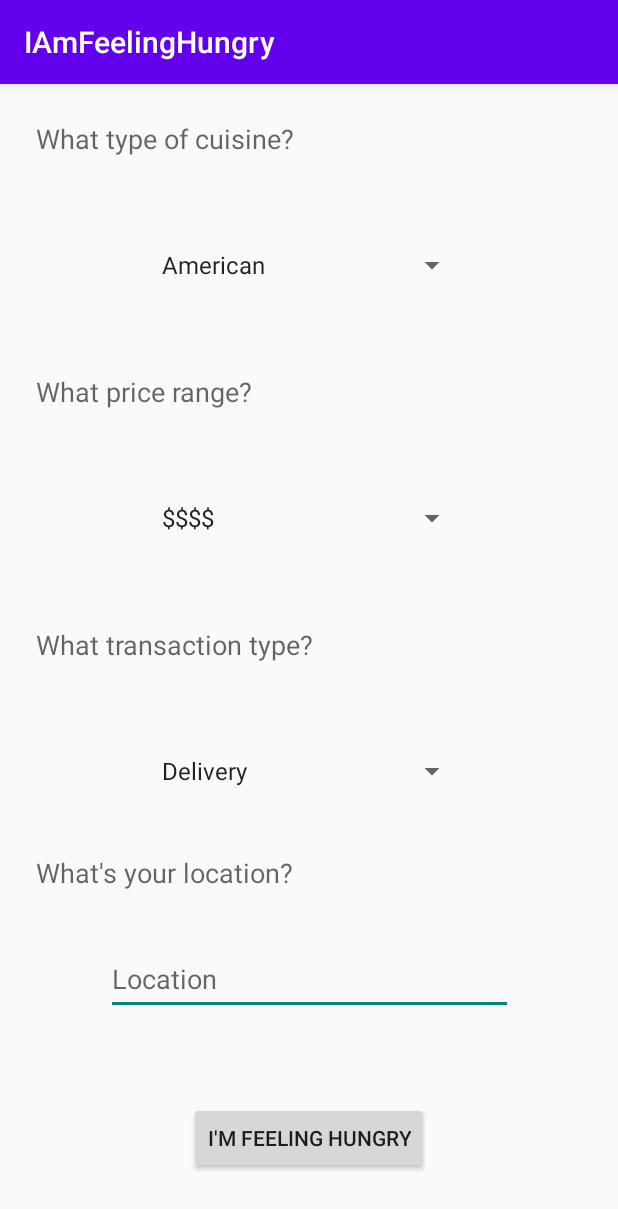
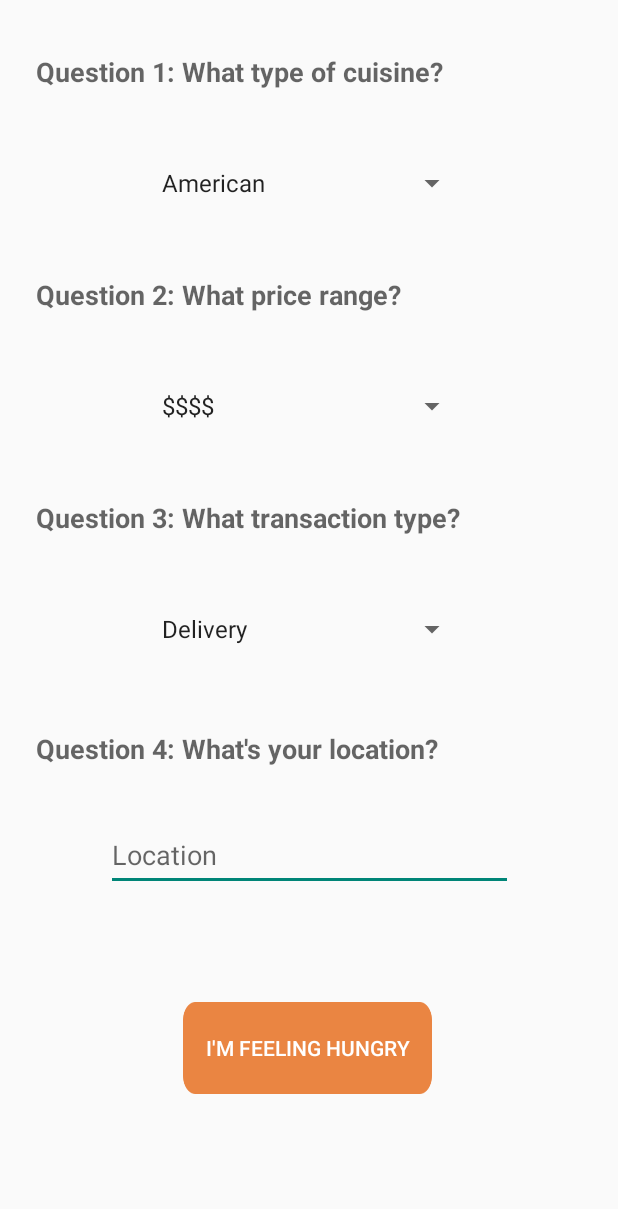
Before and after one commit to FarzanKh/I-Am-Feeling-Hungry, an Android app: the QuizActivity screen opened directly, with no data from a screen before it, on a phone screen of 412 x 824 dp. Shown: the top 1209 px of the screen. Run offline under Robolectric (Android 15) with nearby library versions, the phone set to English and light mode, and no system bars.

Commit message:
Add some UI changes.

```diff
--- a/app/src/main/java/com/team6/iamfeelinghungry/QuizActivity.java
+++ b/app/src/main/java/com/team6/iamfeelinghungry/QuizActivity.java
@@ -5,6 +5,8 @@ import androidx.appcompat.app.AppCompatActivity;
 import android.content.Intent;
 import android.os.Bundle;
 import android.view.View;
+import android.view.Window;
+import android.view.WindowManager;
 import android.widget.EditText;
 import android.widget.Spinner;
 
@@ -19,6 +21,12 @@ public class QuizActivity extends AppCompatActivity {
     @Override
     protected void onCreate(Bundle savedInstanceState) {
         super.onCreate(savedInstanceState);
+
+        // remove bar
+        requestWindowFeature(Window.FEATURE_NO_TITLE);
+        this.getWindow().setFlags(WindowManager.LayoutParams.FLAG_FULLSCREEN, WindowManager.LayoutParams.FLAG_FULLSCREEN);
+        getSupportActionBar().hide();
+
         setContentView(R.layout.activity_quiz);
     }
 
--- a/app/src/main/res/layout/activity_quiz.xml
+++ b/app/src/main/res/layout/activity_quiz.xml
@@ -16,12 +16,13 @@
             android:layout_width="0dp"
             android:layout_height="wrap_content"
             android:layout_marginStart="24dp"
-            android:layout_marginTop="212dp"
+            android:layout_marginTop="204dp"
             android:layout_marginEnd="90dp"
-            android:text="What's your location?"
+            android:text="Question 4: What's your location?"
             android:textAppearance="@style/TextAppearance.AppCompat.Medium"
+            android:textStyle="bold"
             app:layout_constraintEnd_toEndOf="parent"
-            app:layout_constraintHorizontal_bias="1.0"
+            app:layout_constraintHorizontal_bias="0.0"
             app:layout_constraintStart_toStartOf="parent"
             app:layout_constraintTop_toBottomOf="@+id/priceRangeSpinner"
             tools:ignore="MissingConstraints" />
@@ -31,10 +32,10 @@
             android:layout_width="0dp"
             android:layout_height="wrap_content"
             android:layout_marginStart="24dp"
-            android:layout_marginTop="60dp"
-            android:layout_marginEnd="90dp"
-            android:text="What transaction type?"
+            android:layout_marginTop="50dp"
+            android:text="Question 3: What transaction type?"
             android:textAppearance="@style/TextAppearance.AppCompat.Medium"
+            android:textStyle="bold"
             app:layout_constraintEnd_toEndOf="parent"
             app:layout_constraintHorizontal_bias="0.0"
             app:layout_constraintStart_toStartOf="parent"
@@ -46,10 +47,11 @@
             android:layout_width="0dp"
             android:layout_height="wrap_content"
             android:layout_marginStart="24dp"
-            android:layout_marginTop="24dp"
+            android:layout_marginTop="35dp"
             android:layout_marginEnd="90dp"
-            android:text="What type of cuisine?"
+            android:text="Question 1: What type of cuisine?"
             android:textAppearance="@style/TextAppearance.AppCompat.Medium"
+            android:textStyle="bold"
             app:layout_constraintEnd_toEndOf="parent"
             app:layout_constraintStart_toStartOf="parent"
             app:layout_constraintTop_toTopOf="parent"
@@ -61,10 +63,11 @@
             android:layout_width="0dp"
             android:layout_height="wrap_content"
             android:layout_marginStart="24dp"
-            android:layout_marginTop="60dp"
+            android:layout_marginTop="50dp"
             android:layout_marginEnd="90dp"
-            android:text="What price range?"
+            android:text="Question 2: What price range?"
             android:textAppearance="@style/TextAppearance.AppCompat.Medium"
+            android:textStyle="bold"
             app:layout_constraintEnd_toEndOf="parent"
             app:layout_constraintHorizontal_bias="0.0"
             app:layout_constraintStart_toStartOf="parent"
@@ -74,23 +77,28 @@
 
         <Button
             android:id="@+id/quizBtn"
-            android:layout_width="wrap_content"
-            android:layout_height="wrap_content"
+            android:layout_width="166dp"
+            android:layout_height="61dp"
             android:layout_marginTop="40dp"
             android:layout_marginBottom="24dp"
+            android:background="@drawable/button_back"
+            android:backgroundTint="#EA8542"
             android:onClick="onClickSubmit"
             android:text="I'm Feeling Hungry"
+            android:textColor="#ffffff"
             app:layout_constraintBottom_toBottomOf="parent"
             app:layout_constraintEnd_toEndOf="parent"
+            app:layout_constraintHorizontal_bias="0.496"
             app:layout_constraintStart_toStartOf="parent"
-            app:layout_constraintTop_toBottomOf="@+id/editTextTextPostalAddress" />
+            app:layout_constraintTop_toBottomOf="@+id/editTextTextPostalAddress"
+            app:layout_constraintVertical_bias="0.325" />
 
         <Spinner
             android:id="@+id/foodTypeSpinner"
             android:layout_width="match_parent"
             android:layout_height="wrap_content"
             android:layout_marginStart="100dp"
-            android:layout_marginTop="60dp"
+            android:layout_marginTop="50dp"
             android:layout_marginEnd="100dp"
             android:entries="@array/restaurant_types"
             android:spinnerMode="dropdown"
@@ -103,7 +111,7 @@
             android:layout_width="match_parent"
             android:layout_height="wrap_content"
             android:layout_marginStart="100dp"
-            android:layout_marginTop="60dp"
+            android:layout_marginTop="50dp"
             android:layout_marginEnd="100dp"
             android:entries="@array/price_range"
             android:spinnerMode="dropdown"
@@ -116,7 +124,7 @@
             android:layout_width="match_parent"
             android:layout_height="wrap_content"
             android:layout_marginStart="100dp"
-            android:layout_marginTop="60dp"
+            android:layout_marginTop="50dp"
             android:layout_marginEnd="100dp"
             android:entries="@array/transaction_types"
             android:spinnerMode="dropdown"
```
Also changed, not shown: app/src/main/java/com/team6/iamfeelinghungry/RestaurantList.java (+8 -0 lines), app/src/main/java/com/team6/iamfeelinghungry/SettingsActivity.java (+8 -0 lines), app/src/main/res/layout/activity_restaurant_list.xml (+17 -1 lines).
